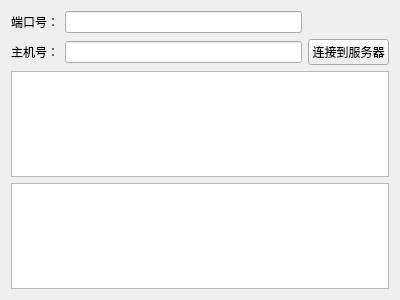
XungangYin/C-Program, file QTProject/TcpClient/tcpclient.ui: the form before one commit.
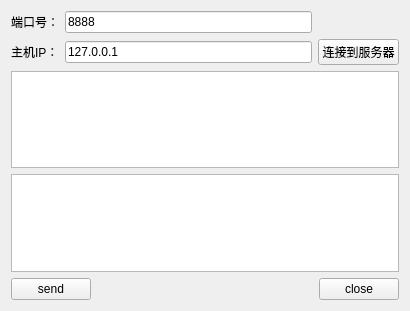
The form after the commit.

Patch:
```diff
--- a/QTProject/TcpClient/tcpclient.ui
+++ b/QTProject/TcpClient/tcpclient.ui
@@ -6,8 +6,8 @@
    <rect>
     <x>0</x>
     <y>0</y>
-    <width>400</width>
-    <height>300</height>
+    <width>410</width>
+    <height>311</height>
    </rect>
   </property>
   <property name="windowTitle">
@@ -26,19 +26,26 @@
         </widget>
        </item>
        <item>
-        <widget class="QLineEdit" name="lineEdit"/>
+        <widget class="QLineEdit" name="lineEditPort">
+         <property name="text">
+          <string>8888</string>
+         </property>
+        </widget>
        </item>
       </layout>
      </item>
      <item row="1" column="0">
       <widget class="QLabel" name="label_2">
        <property name="text">
-        <string>主机号：</string>
+        <string>主机IP：</string>
        </property>
       </widget>
      </item>
      <item row="1" column="1">
-      <widget class="QLineEdit" name="lineEdit_2">
+      <widget class="QLineEdit" name="lineEditIP">
+       <property name="text">
+        <string>127.0.0.1</string>
+       </property>
        <property name="readOnly">
         <bool>true</bool>
        </property>
@@ -63,6 +70,37 @@
    <item row="2" column="0">
     <widget class="QTextEdit" name="textEditWrite"/>
    </item>
+   <item row="3" column="0">
+    <layout class="QHBoxLayout" name="horizontalLayout">
+     <item>
+      <widget class="QPushButton" name="buttonSend">
+       <property name="text">
+        <string>send</string>
+       </property>
+      </widget>
+     </item>
+     <item>
+      <spacer name="horizontalSpacer">
+       <property name="orientation">
+        <enum>Qt::Horizontal</enum>
+       </property>
+       <property name="sizeHint" stdset="0">
+        <size>
+         <width>40</width>
+         <height>20</height>
+        </size>
+       </property>
+      </spacer>
+     </item>
+     <item>
+      <widget class="QPushButton" name="buttonClose">
+       <property name="text">
+        <string>close</string>
+       </property>
+      </widget>
+     </item>
+    </layout>
+   </item>
   </layout>
  </widget>
  <layoutdefault spacing="6" margin="11"/>
```
